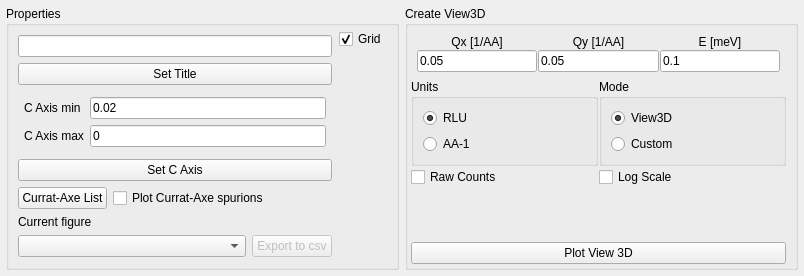
MJOLNIRPackage/MJOLNIR-GUI, file src/main/resources/base/Views/View3D.ui: the form before one commit.
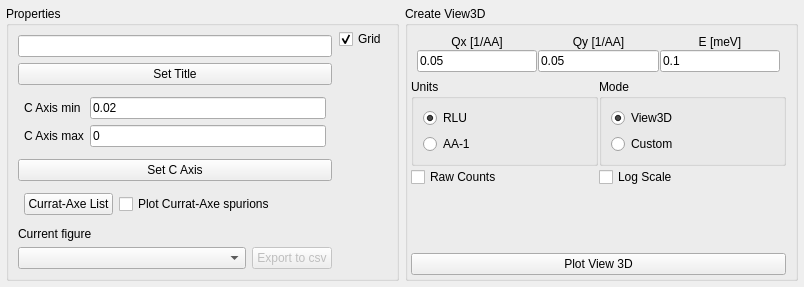
The form after the commit.

```diff
--- a/src/main/resources/base/Views/View3D.ui
+++ b/src/main/resources/base/Views/View3D.ui
@@ -192,6 +192,18 @@
         </item>
         <item>
          <layout class="QHBoxLayout" name="horizontalLayout_3" stretch="0,1">
+          <property name="leftMargin">
+           <number>6</number>
+          </property>
+          <property name="topMargin">
+           <number>6</number>
+          </property>
+          <property name="rightMargin">
+           <number>6</number>
+          </property>
+          <property name="bottomMargin">
+           <number>6</number>
+          </property>
           <item>
            <widget class="QPushButton" name="View3D_CurratAxe_button">
             <property name="statusTip">
```
